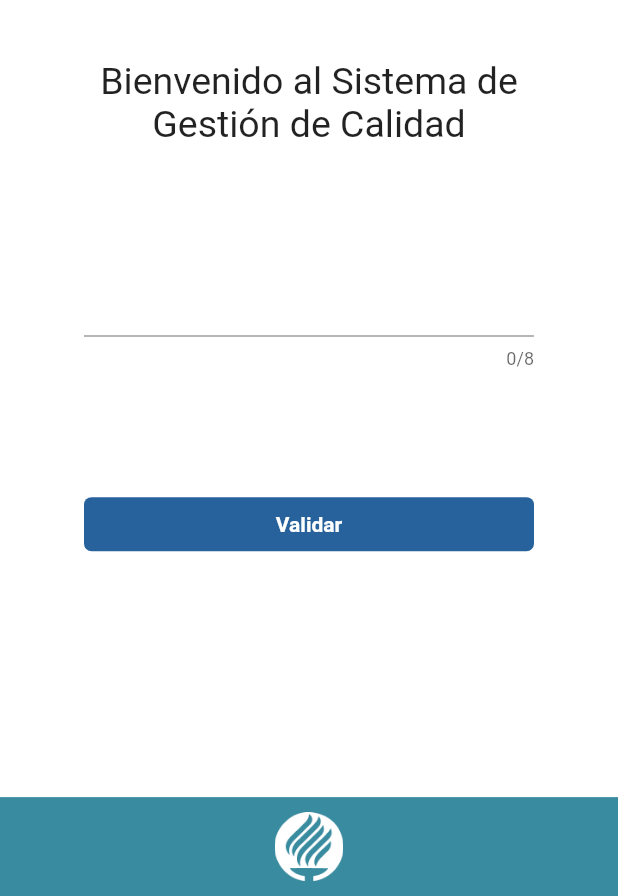
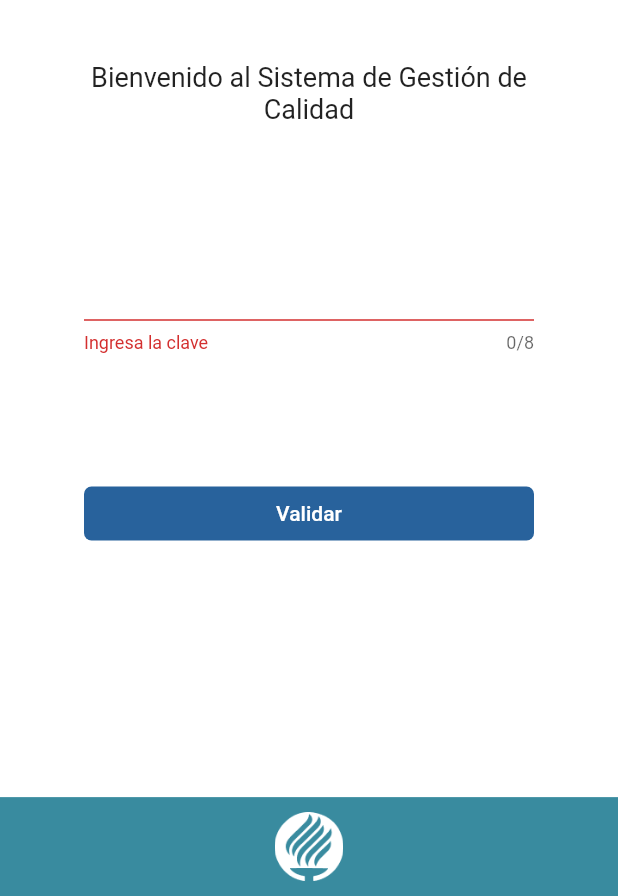
Before and after one commit to MIKEGUIJARRO/SGC, a Flutter app: the screen it shows after launch, after a tap on "Validar", on a phone screen of 412 x 824 dp, the part 340-1236 px from its top. Run offline on Flutter 3.47's test engine with Material 2 defaults, Android fonts, the phone set to English and light mode, and no system bars.

Commit message:
Se agrega screen home

```diff
--- a/lib/main.dart
+++ b/lib/main.dart
@@ -1,7 +1,8 @@
 import 'package:flutter/material.dart';
+
 import './screens/authentication_screen.dart';
+import './screens/home.dart';
 
-import './constants/size_config.dart';
 
 void main() => runApp(MyApp());
 
@@ -11,14 +12,17 @@ class MyApp extends StatelessWidget {
 
 
 
-
     return MaterialApp(
       title: 'Flutter Demo',
       debugShowCheckedModeBanner: false,
       theme: ThemeData(
-        primarySwatch: Colors.deepOrange,
+        primarySwatch: Colors.cyan
       ),
       home: AuthenticationScreen(),
+
+      routes: {
+        Home.routeName: (context)=> Home(),
+      },
     );
   }
 }
--- a/lib/screens/authentication_screen.dart
+++ b/lib/screens/authentication_screen.dart
@@ -3,6 +3,7 @@ import 'package:flutter/material.dart';
 import 'package:sgc_mvp/constants/circle.dart';
 import '../widgets/bottom_bar_tec.dart';
 import '../constants/size_config.dart';
+import './home.dart';
 
 class AuthenticationScreen extends StatefulWidget {
   @override
@@ -10,6 +11,26 @@ class AuthenticationScreen extends StatefulWidget {
 }
 
 class _AuthenticationScreenState extends State<AuthenticationScreen> {
+  final _formKey = GlobalKey<FormState>();
+
+  String _validator(String value) {
+    if (value == "1") {
+      return null;
+    }
+    if (value.isEmpty) {
+      return "Ingresa la clave";
+    } else {
+      return "Clave incorrecta";
+    }
+  }
+
+  void _btnValidar() {
+    if (_formKey.currentState.validate()) {
+      print("Codigo correcto");
+      Navigator.of(context).pushReplacementNamed(Home.routeName);
+    }
+  }
+
   @override
   Widget build(BuildContext context) {
     //Inicializamos SizeConfig para obtener medidas
@@ -66,10 +87,10 @@ class _AuthenticationScreenState extends State<AuthenticationScreen> {
                         constraints: BoxConstraints(
                           maxWidth: 300,
                         ),
-                        child: Text(
+                        child: const Text(
                           "Bienvenido al Sistema de Gestión de Calidad",
                           textAlign: TextAlign.center,
-                          style: TextStyle(fontSize: 25),
+                          style: TextStyle(fontSize: 18),
                         ),
                       ),
                       Expanded(
@@ -78,14 +99,15 @@ class _AuthenticationScreenState extends State<AuthenticationScreen> {
                       ),
                       ConstrainedBox(
                           constraints: BoxConstraints(maxWidth: 300),
-                          child: TextField(
-                            textAlign: TextAlign.center,
-                            maxLength: 8,
-                            onChanged: (value) {
-
-                            },
-                            keyboardType: TextInputType.number,
-
+                          child: Form(
+                            key: _formKey,
+                            child: TextFormField(
+                              validator: _validator,
+                              textAlign: TextAlign.center,
+                              maxLength: 8,
+                              onChanged: (value) {},
+                              keyboardType: TextInputType.number,
+                            ),
                           )),
                       Expanded(
                         flex: 2,
@@ -95,15 +117,16 @@ class _AuthenticationScreenState extends State<AuthenticationScreen> {
                         width: 300,
                         child: FlatButton(
                           color: Color(0xff28629C),
+                          padding: EdgeInsets.all(10),
                           shape: RoundedRectangleBorder(
                               borderRadius: BorderRadius.circular(5)),
                           child: Text(
                             "Validar",
                             style: TextStyle(
-                                color: Colors.white,
-                                fontWeight: FontWeight.bold),
+                              color: Colors.white,
+                            ),
                           ),
-                          onPressed: () {},
+                          onPressed: _btnValidar,
                         ),
                       ),
                       Expanded(
--- a/pubspec.yaml
+++ b/pubspec.yaml
@@ -19,6 +19,8 @@ environment:
 dependencies:
   flutter:
     sdk: flutter
+  provider: ^4.0.2
+  http: ^0.12.0+4
 
   # The following adds the Cupertino Icons font to your application.
   # Use with the CupertinoIcons class for iOS style icons.
```
Also changed, not shown: lib/screens/home.dart (added, +73 -0 lines), lib/widgets/encuesta_info.dart (added, +27 -0 lines), lib/constants/circle.dart (line endings or trailing spaces), lib/constants/size_config.dart (line endings or trailing spaces), lib/widgets/bottom_bar_tec.dart (line endings or trailing spaces), lib/widgets/demo.dart (line endings or trailing spaces), pubspec.lock, 31 other files.
